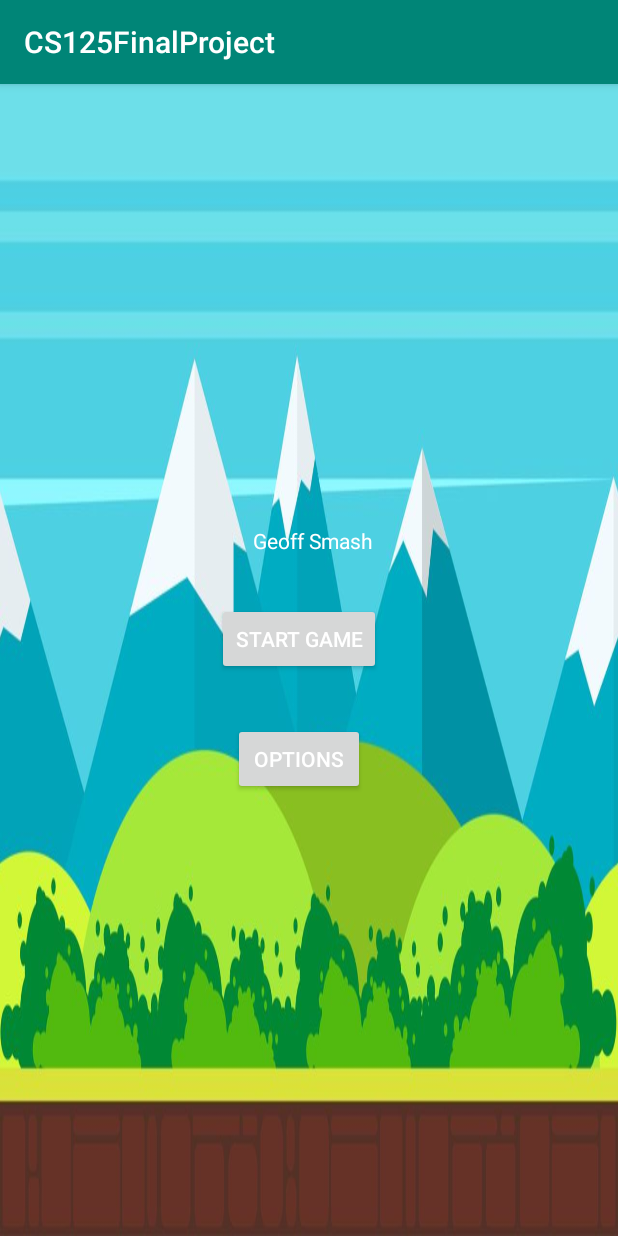
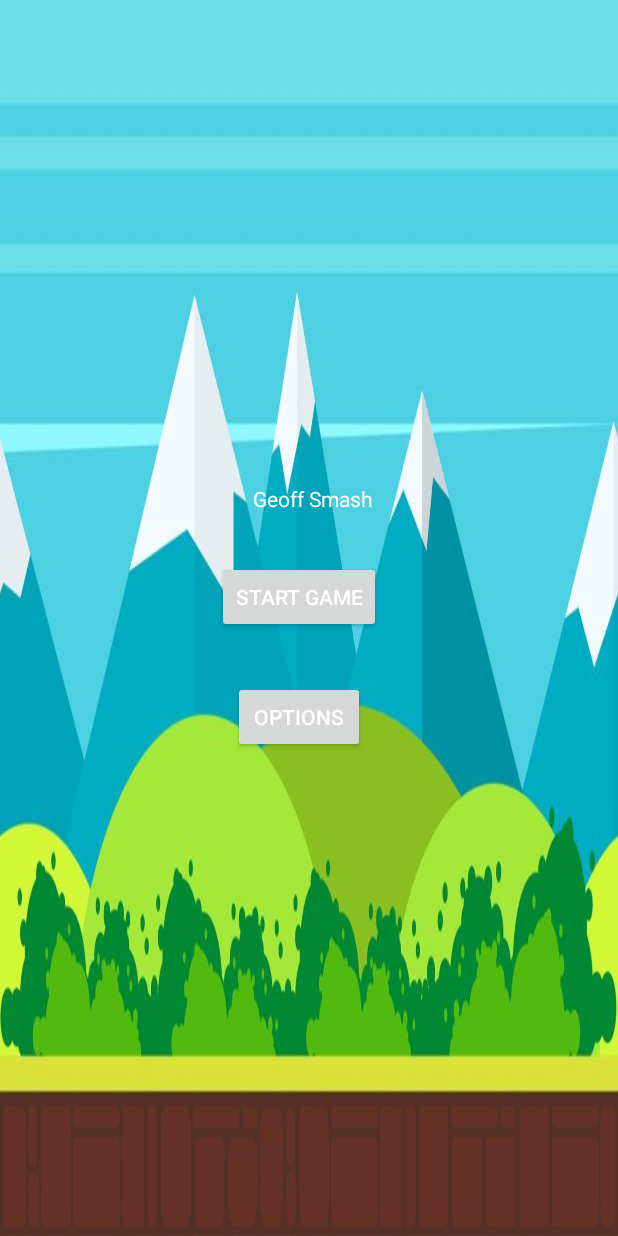
Before and after one commit to sandarustar7/CS125FinalProjectCopy, an Android app: the screen it shows after launch (MainActivity), on a phone screen of 412 x 824 dp. Run offline under Robolectric (Android 15) with nearby library versions, the phone set to English and light mode, and no system bars.

Commit message:
Added challen with hat icon & removed action bar

```diff
--- a/app/src/main/AndroidManifest.xml
+++ b/app/src/main/AndroidManifest.xml
@@ -4,9 +4,8 @@
 
     <application
         android:allowBackup="true"
-        android:icon="@mipmap/ic_launcher"
+        android:icon="@drawable/challen_with_hat"
         android:label="@string/app_name"
-        android:roundIcon="@mipmap/ic_launcher_round"
         android:supportsRtl="true"
         android:theme="@style/AppTheme">
         <activity android:name=".OptionsActivity"></activity>
--- a/app/src/main/res/values/strings.xml
+++ b/app/src/main/res/values/strings.xml
@@ -1,5 +1,5 @@
 <resources>
-    <string name="app_name">CS125FinalProject</string>
+    <string name="app_name">Geoff Smash</string>
     <string name="Game_Title_Text">Geoff Smash</string>
     <string name="startGameButton">Start Game</string>
     <string name="Options_Text">Options</string>
--- a/app/src/main/res/values/styles.xml
+++ b/app/src/main/res/values/styles.xml
@@ -1,7 +1,7 @@
 <resources>
 
     <!-- Base application theme. -->
-    <style name="AppTheme" parent="Theme.AppCompat.Light.DarkActionBar">
+    <style name="AppTheme" parent="Theme.AppCompat.Light.NoActionBar">
         <!-- Customize your theme here. -->
         <item name="android:windowBackground">@color/blackBackground</item>
         <item name="colorPrimary">@color/colorPrimary</item>
```
